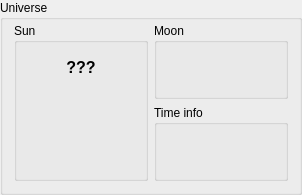
First picture: the form in widgets/qsuninfo.ui, repository AMOS-uniba/amos-client, before the edit.
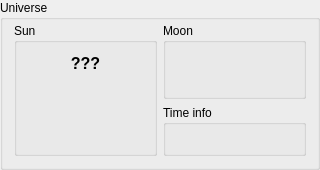
Second picture: the form after the edit. Custom widgets are drawn as their Qt base class.

Patch:
```diff
--- a/widgets/qsuninfo.ui
+++ b/widgets/qsuninfo.ui
@@ -6,10 +6,16 @@
    <rect>
     <x>0</x>
     <y>0</y>
-    <width>302</width>
-    <height>169</height>
+    <width>320</width>
+    <height>170</height>
    </rect>
   </property>
+  <property name="minimumSize">
+   <size>
+    <width>320</width>
+    <height>170</height>
+   </size>
+  </property>
   <property name="title">
    <string>Universe</string>
   </property>
@@ -274,18 +280,18 @@
   </layout>
  </widget>
  <customwidgets>
-  <customwidget>
-   <class>QFloatLine</class>
-   <extends>QWidget</extends>
-   <header>widgets/lines/qfloatline.h</header>
-   <container>1</container>
-  </customwidget>
   <customwidget>
    <class>QDateTimeLine</class>
    <extends>QWidget</extends>
    <header>widgets/lines/qdatetimeline.h</header>
    <container>1</container>
   </customwidget>
+  <customwidget>
+   <class>QFloatLine</class>
+   <extends>QWidget</extends>
+   <header>widgets/lines/qfloatline.h</header>
+   <container>1</container>
+  </customwidget>
  </customwidgets>
  <resources/>
  <connections/>
```
